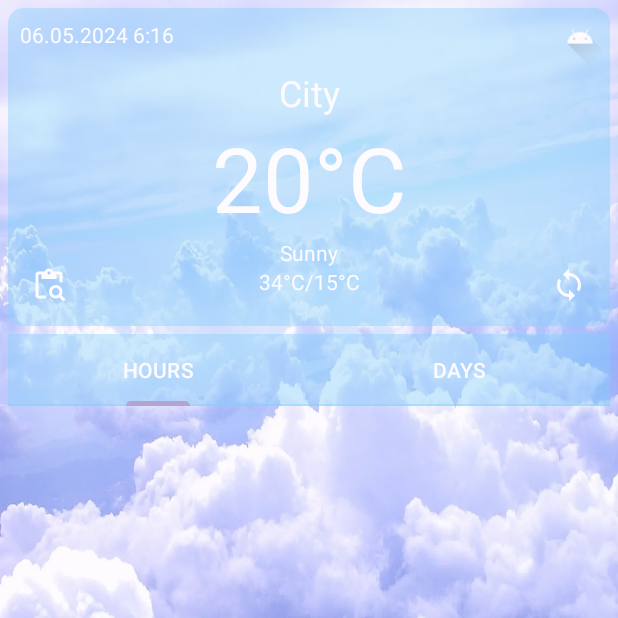
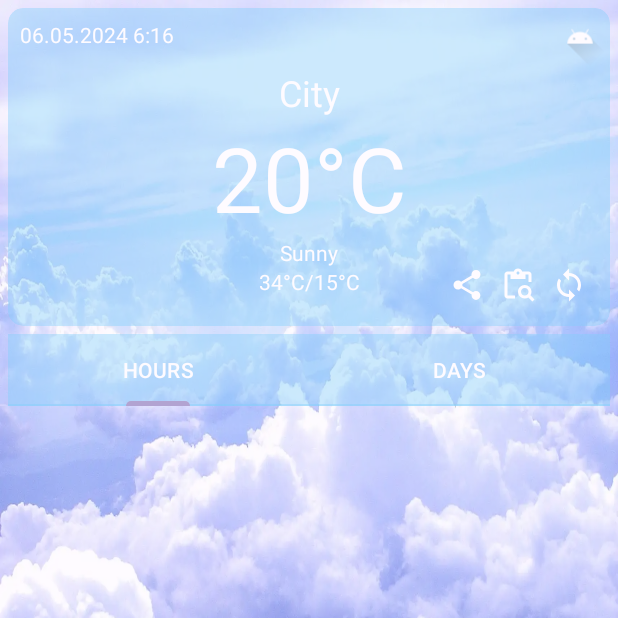
Before and after one commit to Sa1-one/AppD, an Android app: the screen it shows after launch (MainActivity), on a phone screen of 412 x 824 dp, the top half of it. Run offline under Robolectric (Android 15) with nearby library versions, the phone set to English and light mode, and no system bars; our stand-ins replace Picasso, Room's generated code; pictures from the network do not load; Roboto replaces fonts that are not available here; 1 statement that could not run was skipped.

Commit message:
1)Третье задание проектной работы!

```diff
--- a/app/build.gradle.kts
+++ b/app/build.gradle.kts
@@ -58,7 +58,7 @@ dependencies {
     annotationProcessor("androidx.room:room-compiler:$room_version")
     implementation("org.jetbrains.kotlinx:kotlinx-coroutines-core:1.6.0")
     implementation("org.jetbrains.kotlinx:kotlinx-coroutines-android:1.6.0")
-
+    implementation ("androidx.coordinatorlayout:coordinatorlayout:1.1.0")
 
     implementation("androidx.room:room-ktx:$room_version")
 
--- a/app/src/main/java/first/sai/appd/fragment/HomeFragment.kt
+++ b/app/src/main/java/first/sai/appd/fragment/HomeFragment.kt
@@ -44,6 +44,7 @@ class HomeFragment : Fragment() {
     private lateinit var fLocationClient: FusedLocationProviderClient
     private lateinit var pLauncher: ActivityResultLauncher<String>
     private lateinit var binding: FragmentHomeBinding
+    private var weatherModel: WeatherModel? = null
 
     private val client = OkHttpClient()
     private val model: MainVM by activityViewModels()
@@ -99,6 +100,7 @@ class HomeFragment : Fragment() {
                 }
             })
         }
+        weatherShare()
     }
 
     private fun checkLocation() {
@@ -117,6 +119,7 @@ class HomeFragment : Fragment() {
         val lm = activity?.getSystemService(Context.LOCATION_SERVICE) as LocationManager
         return lm.isProviderEnabled(LocationManager.GPS_PROVIDER)
     }
+
 
     private fun getLocation() {
         val ct = CancellationTokenSource()
@@ -143,6 +146,7 @@ class HomeFragment : Fragment() {
 
     private fun updateCurrentCard() = with(binding) {
         model.liveDataCurrent.observe(viewLifecycleOwner) {
+            weatherModel = it
             val maxMinTemp = "${it.maxTemp}°C/${it.minTemp}°C"
             tvData.text = it.dayTime
             tvCity.text = it.cityName
@@ -153,6 +157,28 @@ class HomeFragment : Fragment() {
         }
     }
 
+        private fun weatherShare(){
+            binding.weatherShare.setOnClickListener {
+                //Создаем интент
+                val intent = Intent()
+                //Указываем action с которым он запускается
+                intent.action = Intent.ACTION_SEND
+                //Кладем данные о нашем фильме
+                intent.putExtra(
+                    Intent.EXTRA_TEXT,
+                    "Город: ${weatherModel?.cityName} \n" +
+                            "Дата и время: ${weatherModel?.dayTime} \n" +
+                            "Состояние: ${weatherModel?.condition} \n" +
+                            "Температура в данный момент: ${weatherModel?.currentTemp}°C \n" +
+                            "Ожидаемая за день максимальная: ${weatherModel?.maxTemp}°C и минимальная температура: ${weatherModel?.minTemp}°C"
+
+                )
+                //Указываем MIME тип, чтобы система знала, какое приложения предложить
+                intent.type = "text/plain"
+                //Запускаем наше активити
+                startActivity(Intent.createChooser(intent, "Share To:"))
+            }
+        }
 
 
     private fun permissionListener() {
--- /dev/null
+++ b/app/src/main/res/drawable/baseline_share_24.xml
@@ -0,0 +1,5 @@
+<vector xmlns:android="http://schemas.android.com/apk/res/android" android:height="24dp" android:tint="#FFFFFF" android:viewportHeight="24" android:viewportWidth="24" android:width="24dp">
+
+    <path android:fillColor="@android:color/white" android:pathData="M18,16.08c-0.76,0 -1.44,0.3 -1.96,0.77L8.91,12.7c0.05,-0.23 0.09,-0.46 0.09,-0.7s-0.04,-0.47 -0.09,-0.7l7.05,-4.11c0.54,0.5 1.25,0.81 2.04,0.81 1.66,0 3,-1.34 3,-3s-1.34,-3 -3,-3 -3,1.34 -3,3c0,0.24 0.04,0.47 0.09,0.7L8.04,9.81C7.5,9.31 6.79,9 6,9c-1.66,0 -3,1.34 -3,3s1.34,3 3,3c0.79,0 1.5,-0.31 2.04,-0.81l7.12,4.16c-0.05,0.21 -0.08,0.43 -0.08,0.65 0,1.61 1.31,2.92 2.92,2.92 1.61,0 2.92,-1.31 2.92,-2.92s-1.31,-2.92 -2.92,-2.92z"/>
+
+</vector>
--- a/app/src/main/res/layout/fragment_home.xml
+++ b/app/src/main/res/layout/fragment_home.xml
@@ -106,12 +106,12 @@
                 android:id="@+id/ib_search"
                 android:layout_width="wrap_content"
                 android:layout_height="wrap_content"
-                android:layout_marginStart="15dp"
+                android:layout_marginEnd="10dp"
                 android:layout_marginBottom="15dp"
                 android:background="@null"
                 android:src="@drawable/baseline_content_paste_search_24"
                 app:layout_constraintBottom_toBottomOf="parent"
-                app:layout_constraintStart_toStartOf="parent"
+                app:layout_constraintEnd_toStartOf="@+id/ib_sync"
                 app:layout_constraintTop_toBottomOf="@+id/tv_condition" />
 
             <ImageButton
@@ -123,6 +123,15 @@
                 android:src="@drawable/baseline_sync_24"
                 app:layout_constraintEnd_toEndOf="parent"
                 app:layout_constraintTop_toTopOf="@+id/ib_search" />
+
+            <ImageView
+                android:id="@+id/weather_share"
+                android:layout_width="wrap_content"
+                android:layout_height="wrap_content"
+                android:layout_marginEnd="10dp"
+                android:src="@drawable/baseline_share_24"
+                app:layout_constraintBottom_toBottomOf="@+id/ib_search"
+                app:layout_constraintEnd_toStartOf="@+id/ib_search" />
         </androidx.constraintlayout.widget.ConstraintLayout>
     </androidx.cardview.widget.CardView>
 
```
